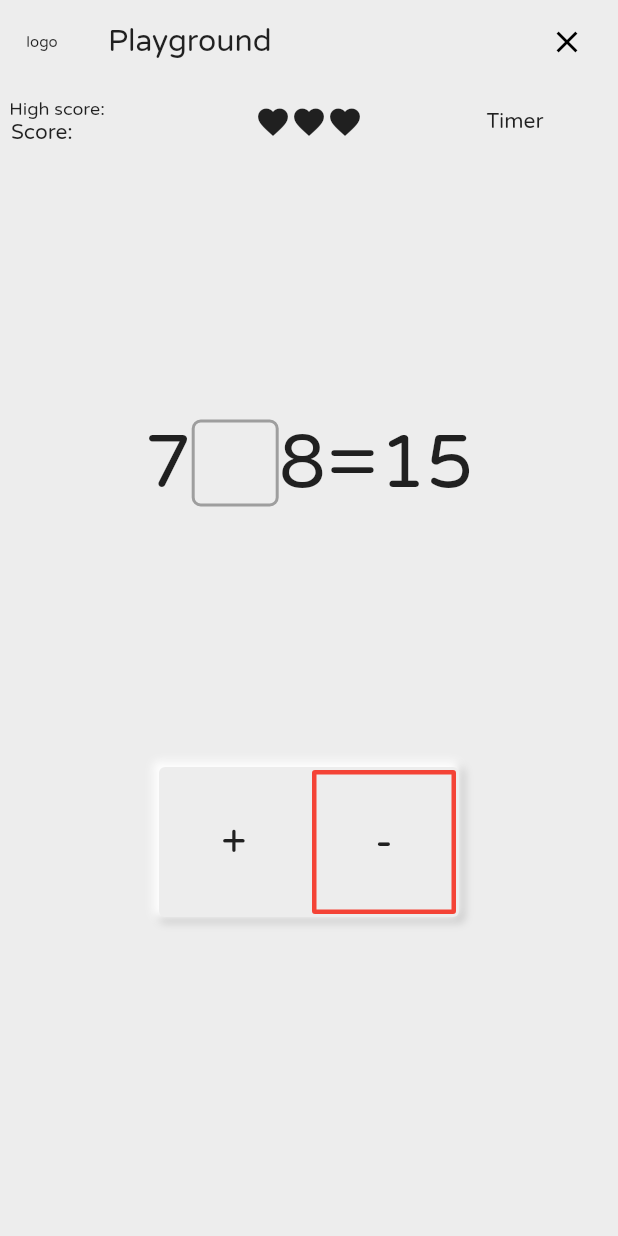
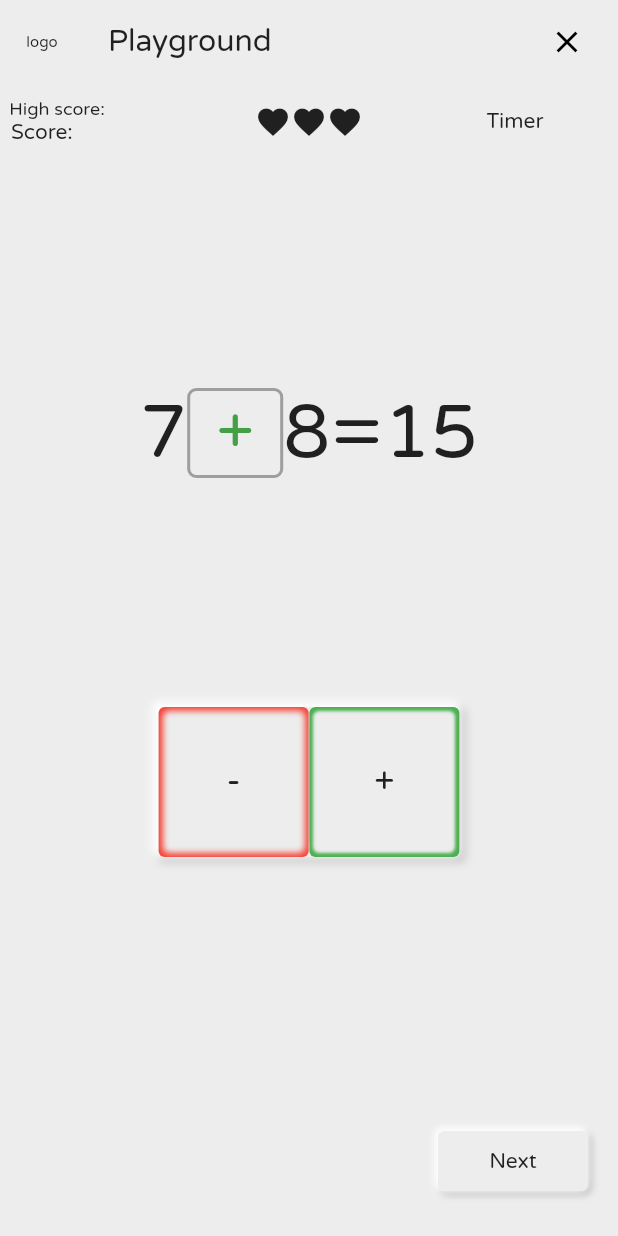
Before and after one commit to rishabhxcode/two_blocks, a Flutter app: the OneBlockPlayGround screen opened directly, after a tap on an icon or button, on a phone screen of 412 x 824 dp. Run offline on Flutter 3.47's test engine with Material 2 defaults, Android fonts, the phone set to English and light mode, and no system bars.

```diff
--- a/lib/constants.dart
+++ b/lib/constants.dart
@@ -3,6 +3,7 @@ import 'package:flutter/material.dart';
 class Constants {
   static const Color AccentColor = Color(0xffe1e8ea);
   static const Color BGColor = Color(0xffededed);
+  static const Color DarkShadow = Color(0xffc9c9c9);
   static const String multiply = '\u00d7';
   static const String divide = '\u00f7';
   static const String add = '\u002B';
@@ -17,4 +18,39 @@ class Constants {
       TextStyle(fontSize: 14, color: Colors.black);
 
   static const TextStyle textStyle2 = TextStyle(fontSize: 50);
+  /* shadows */
+  static const List<BoxShadow> greenShadow = [
+    BoxShadow(
+      color: Colors.green,
+    ),
+    BoxShadow(
+      color: BGColor,
+      spreadRadius: -3.0,
+      blurRadius: 1.0,
+    ),
+  ];
+
+  static const List<BoxShadow> redShadow = [
+    BoxShadow(
+      color: Colors.red,
+    ),
+    BoxShadow(
+      color: BGColor,
+      spreadRadius: -3.0,
+      blurRadius: 3.0,
+    ),
+  ];
+
+  static const List<BoxShadow> nextButtonShadow = [
+    BoxShadow(
+        offset: Offset(2, 2),
+        spreadRadius: 1,
+        blurRadius: 3,
+        color: Constants.DarkShadow),
+    BoxShadow(
+        offset: Offset(-1.5, -1.5),
+        spreadRadius: 1,
+        blurRadius: 3,
+        color: Colors.white),
+  ];
 }
--- a/lib/questions/one_block_questions.dart
+++ b/lib/questions/one_block_questions.dart
@@ -65,9 +65,10 @@ class OneBlockQuestions {
     else
       return val;
   }
+
 //
 //
-String operandOptionGenerator(String restrict, int range) {
+  String operandOptionGenerator(String restrict, int range) {
     int val = random.nextInt(range);
     if (operations[val] == restrict)
       return operandOptionGenerator(restrict, range);
@@ -80,21 +81,20 @@ String operandOptionGenerator(String restrict, int range) {
     if (buttonSelected == 0) {
       return answer;
     } else {
-      if (choice == 1 && buttonSelected!=0)
+      if (choice == 1 && buttonSelected != 0)
         return operandOptionGenerator(answer, 2);
       else
         return random.nextInt(9);
     }
   }
 
-dynamic opt2Generator(choice, answer, buttonSelected, opt1) {
+  dynamic opt2Generator(choice, answer, buttonSelected, opt1) {
     if (buttonSelected == 1) {
       return answer;
     } else {
-      if (choice == 1){
+      if (choice == 1 && buttonSelected != 0) {
         return operandOptionGenerator(opt1, 2);
-        }
-      else
+      } else
         return intOptionGenerator(opt1, 9);
     }
   }
--- a/lib/screens/one_block_playground.dart
+++ b/lib/screens/one_block_playground.dart
@@ -3,6 +3,7 @@ import 'package:two_blocks/constants.dart';
 import 'package:two_blocks/questions/one_block_questions.dart';
 import 'package:two_blocks/widgets/choice_container.dart';
 import 'package:two_blocks/widgets/flat_num_button.dart';
+import 'package:two_blocks/widgets/neu_button_widget.dart';
 import 'package:two_blocks/widgets/neu_container.dart';
 
 class OneBlockPlayGround extends StatefulWidget {
@@ -22,38 +23,56 @@ class _OneBlockPlayGroundState extends State<OneBlockPlayGround> {
   int buttonSelected;
   dynamic opt1;
   dynamic opt2;
+  String choiceAnswer;
+
 //
-  BorderColor borderColor0 = BorderColor();
-  BorderColor borderColor1 = BorderColor();
+  Shadows shadows1 = Shadows();
+  Shadows shadows2 = Shadows();
+//
   generate() {
     setState(() {
       operation = oneBlock.operationGenerator();
       var1 = oneBlock.var1Generator();
       var2 = oneBlock.var2Generator();
       result = oneBlock.resultGenerator(var1, var2, operation);
-      choice = oneBlock.choiceGenerator();
+      // choice = oneBlock.choiceGenerator();
+      choice = 1;
       buttonSelected = oneBlock.ansButtonSelector();
       answer = oneBlock.answerGenerator(choice, var1, operation, var2, result);
       opt1 = oneBlock.opt1Generator(choice, answer, buttonSelected);
       opt2 = oneBlock.opt2Generator(choice, answer, buttonSelected, opt1);
-      //
-      borderColor0.set(Colors.transparent);
-      borderColor1.set(Colors.transparent);
+      shadows1.set(null);
+      shadows2.set(null);
+      choiceAnswer = '';
+      print(choice);
+      print(answer);
+
     });
   }
 
-  answerChecker(opt, answer, BorderColor color) async {
+  setAnswer() {
+    setState(() {
+      choiceAnswer = '$answer';
+      print(choiceAnswer);
+    });
+  }
+
+  answerChecker(opt, answer, Shadows shadow1, Shadows shadow2) {
     if (opt == answer) {
       setState(() {
-        color.set(Colors.green);
-        print('GREEN');
+        shadow1.set(Constants.greenShadow);
       });
-      await Future.delayed(Duration(milliseconds: 200), generate);
-    } else
+      Future.delayed(Duration(milliseconds: 400), generate);
+    } else {
       setState(() {
-        color.set(Colors.red);
-        print('RED');
+        shadow1.set(Constants.redShadow);
       });
+      Future.delayed(Duration(milliseconds: 100), () {
+        setState(() {
+          shadow2.set(Constants.greenShadow);
+        });
+      });
+    }
   }
 
   @override
@@ -135,49 +154,75 @@ class _OneBlockPlayGroundState extends State<OneBlockPlayGround> {
               mainAxisAlignment: MainAxisAlignment.center,
               children: <Widget>[
                 choice == 0
-                    ? ChoiceContainer()
+                    ? ChoiceContainer(
+                        choiceAnswer: choiceAnswer,
+                      )
                     : Text(
                         '$var1',
                         style: Constants.textStyle2,
                       ),
                 choice == 1
-                    ? ChoiceContainer()
+                    ? ChoiceContainer(
+                        choiceAnswer: choiceAnswer,
+                      )
                     : Text(operation, style: Constants.textStyle2),
                 choice == 2
-                    ? ChoiceContainer()
+                    ? ChoiceContainer(
+                        choiceAnswer: choiceAnswer,
+                      )
                     : Text('$var2', style: Constants.textStyle2),
                 Text('=', style: Constants.textStyle2),
                 choice == 3
-                    ? ChoiceContainer()
+                    ? ChoiceContainer(
+                        choiceAnswer: choiceAnswer,
+                      )
                     : Text('$result', style: Constants.textStyle2)
               ],
             ),
           ),
 
           NeuContainer(
-            width: 200,
             height: 100,
+            width: 200.5,
             child: Row(
+              mainAxisAlignment: MainAxisAlignment.center,
               children: [
                 FlatNumButton(
                     text: '$opt1',
-                    borderColor: borderColor0.get(),
+                    boxShadows: shadows1.get(),
                     onTap: () {
-                      answerChecker(opt1, answer, borderColor0);
+                      setAnswer();
+                      answerChecker(opt1, answer, shadows1, shadows2);
                     }),
+                Container(
+                  height: 80,
+                  child: VerticalDivider(
+                    color: Colors.grey,
+                    thickness: 0.3,
+                    width: 0.5,
+                  ),
+                ),
                 FlatNumButton(
                   text: '$opt2',
-                  borderColor: borderColor1.get(),
+                  boxShadows: shadows2.get(),
                   onTap: () {
-                    answerChecker(opt2, answer, borderColor1);
-                    print(borderColor0);
+                    setAnswer();
+                    answerChecker(opt2, answer, shadows2, shadows1);
                   },
                 )
               ],
             ),
           ),
-          SizedBox(
-            height: 40,
+          Container(
+            height: 100,
+            alignment: Alignment.centerRight,
+            child: NeuButtonWidget(
+              child: Text('Next'),
+              fillColor: Constants.BGColor,
+              shadows: Constants.nextButtonShadow,
+              margin: EdgeInsets.only(right: 20),
+              onTap: () {},
+            ),
           )
         ],
       ),
@@ -185,8 +230,8 @@ class _OneBlockPlayGroundState extends State<OneBlockPlayGround> {
   }
 }
 
-class BorderColor {
-  Color _border;
-  void set(Color color) => _border = color;
-  Color get() => _border;
+class Shadows {
+  List<BoxShadow> _shadow;
+  void set(List<BoxShadow> shadow) => _shadow = shadow;
+  List<BoxShadow> get() => _shadow;
 }
--- a/lib/widgets/choice_container.dart
+++ b/lib/widgets/choice_container.dart
@@ -1,18 +1,25 @@
 import 'package:flutter/material.dart';
 
 class ChoiceContainer extends StatelessWidget {
+  final String choiceAnswer;
+
+  const ChoiceContainer({Key key, this.choiceAnswer}) : super(key: key);
   @override
   Widget build(BuildContext context) {
     return Container(
-      height: 58,
-      width: 58,
+      height: 60,
+      width: 64,
+      alignment: Alignment.center,
       decoration: BoxDecoration(
           border: Border.all(
             color: Colors.grey,
             width: 2,
           ),
           borderRadius: BorderRadius.all(Radius.circular(6))),
-      child: Text(''),
+      child: Text(
+        choiceAnswer ?? '',
+        style: TextStyle(fontSize: 44, color: Colors.green[600]),
+      ),
     );
   }
 }
--- a/lib/widgets/flat_num_button.dart
+++ b/lib/widgets/flat_num_button.dart
@@ -1,4 +1,6 @@
 import 'package:flutter/material.dart';
+import 'package:two_blocks/constants.dart';
+import 'package:two_blocks/widgets/concave_decoration.dart';
 
 class FlatNumButton extends StatelessWidget {
   final double height;
@@ -6,28 +8,39 @@ class FlatNumButton extends StatelessWidget {
   final String text;
   final Function onTap;
   final Color borderColor;
+  final BorderRadius borderRadius;
+  final List<BoxShadow> boxShadows;
   const FlatNumButton(
       {Key key,
       this.height,
       this.width,
       this.text,
       this.onTap,
-      this.borderColor})
+      this.borderColor,
+      this.borderRadius,
+      this.boxShadows})
       : super(key: key);
 
   @override
   Widget build(BuildContext context) {
     return Container(
-    height: 100,
-    width: 100,
-      padding: EdgeInsets.all(2),
-      child: OutlineButton(
-        borderSide: BorderSide(width: 3, color: borderColor),
-        child: Text(
-          text ?? '?',
-          style: TextStyle(fontSize: 30),
+      height: 100,
+      width: 100,
+      decoration: BoxDecoration(
+          borderRadius: borderRadius ?? BorderRadius.circular(4),
+          boxShadow: boxShadows),
+      child: Material(
+        color: Colors.transparent,
+        child: InkWell(
+          borderRadius: borderRadius ?? BorderRadius.circular(4),
+          onTap: onTap,
+          child: Center(
+            child: Text(
+              text,
+              style: TextStyle(fontSize: 24),
+            ),
+          ),
         ),
-        onPressed: onTap,
       ),
     );
   }
--- a/lib/widgets/neu_button_widget.dart
+++ b/lib/widgets/neu_button_widget.dart
@@ -1,4 +1,5 @@
 import 'package:flutter/material.dart';
+import 'package:two_blocks/constants.dart';
 
 class NeuButtonWidget extends StatelessWidget {
   final Color fillColor;
@@ -48,13 +49,12 @@ class NeuButtonWidget extends StatelessWidget {
 
   @override
   Widget build(BuildContext context) {
-    return AnimatedContainer(
-        curve: curve,
+    return Container(
         height: height,
         width: width,
+        margin: margin,
         padding: EdgeInsets.all(0),
         alignment: Alignment.center,
-        duration: duration ?? Duration(milliseconds: 50),
         decoration: BoxDecoration(
           shape: shape,
           color: Colors.transparent,
@@ -68,7 +68,7 @@ class NeuButtonWidget extends StatelessWidget {
                     offset: Offset(2, 2),
                     spreadRadius: 2,
                     blurRadius: 4,
-                    color: Colors.grey[400]),
+                    color: Constants.DarkShadow),
                 BoxShadow(
                     offset: Offset(-2, -2),
                     spreadRadius: 2,
@@ -88,9 +88,7 @@ class NeuButtonWidget extends StatelessWidget {
               onTap: onTap ?? () {},
               onTapCancel: onTapCancel,
               onTapDown: onTapDown,
-              child: SizedBox(
-                height: height,
-                width: width,
+              child: Center(
                 child: child,
               )
 
--- a/lib/widgets/neu_container.dart
+++ b/lib/widgets/neu_container.dart
@@ -1,4 +1,5 @@
 import 'package:flutter/material.dart';
+import 'package:two_blocks/constants.dart';
 
 class NeuContainer extends StatelessWidget {
   final Color fillColor;
@@ -40,9 +41,7 @@ class NeuContainer extends StatelessWidget {
                     offset: Offset(2, 2),
                     spreadRadius: 2,
                     blurRadius: 4,
-                    color: Color(0xffc9c9c9)
-                    // color: Colors.grey[300]
-                    ),
+                    color: Constants.DarkShadow),
                 BoxShadow(
                     offset: Offset(-2, -2),
                     spreadRadius: 2,
```
Also changed, not shown: lib/screens/home_screen.dart (+0 -12 lines), lib/widgets/concave_decoration.dart (added, +89 -0 lines).
